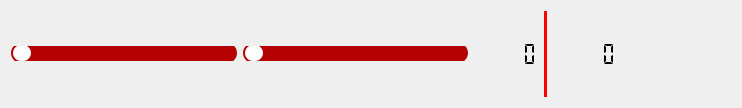
agostinhobritojr/blokbox, file controls.ui: the form before one commit.
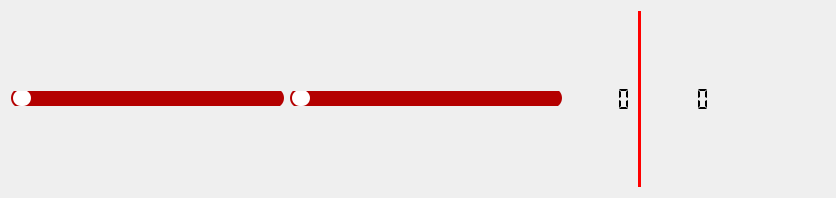
The form after the commit. Icons and pictures are not drawn.

Patch:
```diff
--- a/controls.ui
+++ b/controls.ui
@@ -6,8 +6,8 @@
    <rect>
     <x>0</x>
     <y>0</y>
-    <width>742</width>
-    <height>108</height>
+    <width>836</width>
+    <height>198</height>
    </rect>
   </property>
   <property name="sizePolicy">
```
Left out of the diff: 29 changed lines with no effect on the pictures.
